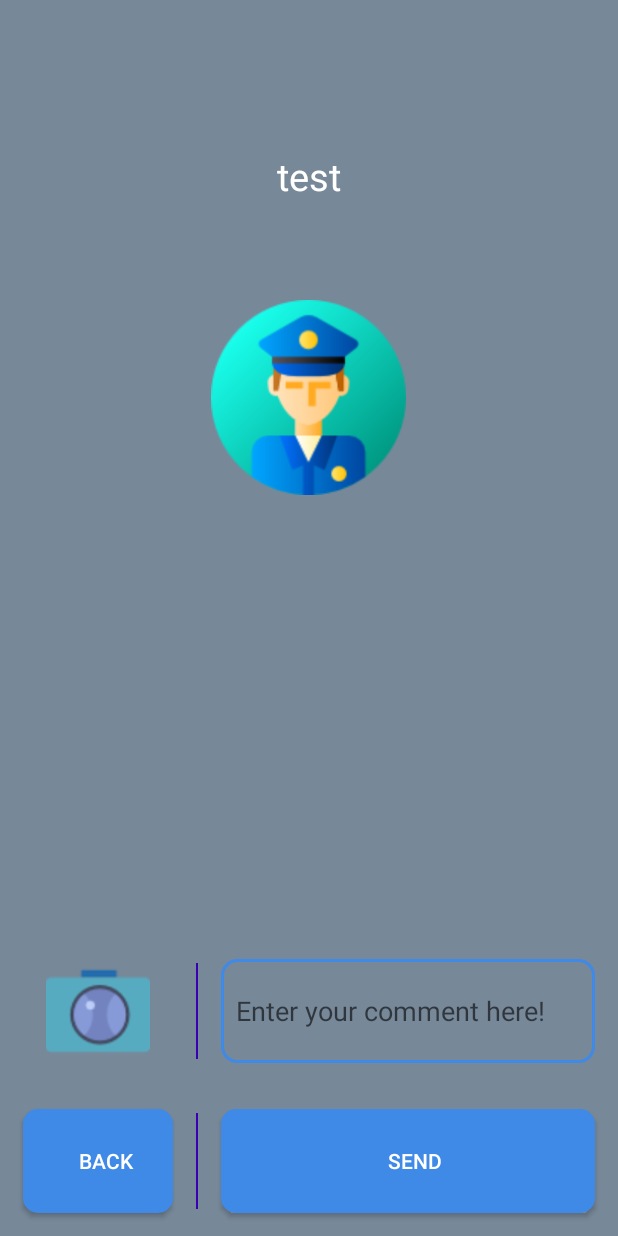
After one commit to pandalv9999/Matrix, an Android app: the layout report_event_spec.xml on its own in the app's theme, with its tools: preview values and no code run, on a phone screen of 412 x 824 dp. The commit adds this screen. Run offline under Robolectric (Android 15) with nearby library versions, the phone set to English and light mode, and no system bars.

Commit message:
add report view

```diff
--- a/app/src/main/java/com/laioffer/matrix/ReportRecyclerViewAdapter.java
+++ b/app/src/main/java/com/laioffer/matrix/ReportRecyclerViewAdapter.java
@@ -18,6 +18,8 @@ public class ReportRecyclerViewAdapter extends RecyclerView.Adapter<RecyclerView
     private LayoutInflater mInflater;
 
     private OnClickListener mClickListener;
+
+
 
     public interface OnClickListener{
         public void setItem(String item);
--- a/app/src/main/res/layout/dialog.xml
+++ b/app/src/main/res/layout/dialog.xml
@@ -13,6 +13,7 @@
         android:layout_height="match_parent"
         android:id="@+id/viewSwitcher">
         <include layout="@layout/report_event_type"/>
+        <include layout="@layout/report_event_spec"/>
     </ViewSwitcher>
 
 </LinearLayout>
--- /dev/null
+++ b/app/src/main/res/layout/report_event_spec.xml
@@ -0,0 +1,96 @@
+<?xml version="1.0" encoding="utf-8"?>
+<RelativeLayout
+    xmlns:android="http://schemas.android.com/apk/res/android"
+    android:orientation="vertical"
+    android:layout_width="match_parent"
+    android:layout_height="match_parent"
+    android:id="@+id/event_spec_layout_id"
+    android:background="@color/colorDark">
+
+    <TextView
+        android:textColor="#FFFFFF"
+        android:textSize="25sp"
+        android:layout_marginTop="100dp"
+        android:layout_centerHorizontal="true"
+        android:layout_height="wrap_content"
+        android:layout_width="wrap_content"
+        android:id="@+id/event_type"
+        android:text="test" />
+    <ImageView
+        android:id="@+id/event_type_img"
+        android:layout_width="130dp"
+        android:layout_height="130dp"
+        android:layout_marginTop="200dp"
+        android:layout_centerHorizontal="true"
+        android:src="@drawable/policeman" />
+
+
+    <LinearLayout
+        android:layout_above="@+id/event_send"
+        android:layout_width="match_parent"
+        android:orientation="horizontal"
+        android:layout_height="100dp"
+        >
+        <ImageView
+            android:id="@+id/event_camera_img"
+            android:layout_width="100dp"
+            android:layout_gravity="center"
+            android:layout_height="match_parent"
+            android:layout_margin="15dp"
+            android:src="@drawable/camera" />
+        <View
+            android:layout_height="match_parent"
+            android:layout_width="1dp"
+            android:layout_marginTop="18dp"
+            android:layout_marginBottom="18dp"
+            android:background="@color/colorPrimaryDark"
+            />
+        <EditText
+            android:id="@+id/event_comment"
+            android:layout_width="match_parent"
+            android:layout_height="match_parent"
+            android:background="@drawable/border"
+            android:layout_margin="15dp"
+            android:paddingLeft="10dp"
+            android:textColor="#FFFFFF"
+            android:hint="Enter your comment here!" >
+
+        </EditText>
+    </LinearLayout>
+
+    <LinearLayout
+        android:layout_alignParentBottom="true"
+        android:layout_width="match_parent"
+        android:orientation="horizontal"
+        android:id="@+id/event_send"
+        android:layout_height="100dp"
+        >
+        <Button
+            android:id="@+id/event_back_button"
+            android:layout_width="100dp"
+            android:layout_height="match_parent"
+            android:background="@drawable/login_buttons"
+            android:layout_margin="15dp"
+            android:text="Back"
+            android:textColor="#FFFFFF"
+            android:paddingLeft="10dp"
+            >
+        </Button>
+        <View
+            android:layout_height="match_parent"
+            android:layout_width="1dp"
+            android:layout_marginTop="18dp"
+            android:layout_marginBottom="18dp"
+            android:background="@color/colorPrimaryDark"
+            />
+        <Button
+            android:id="@+id/event_send_button"
+            android:layout_width="match_parent"
+            android:layout_height="match_parent"
+            android:background="@drawable/login_buttons"
+            android:layout_margin="15dp"
+            android:text="Send"
+            android:textColor="#FFFFFF"
+            android:paddingLeft="10dp"/>
+    </LinearLayout>
+</RelativeLayout>
```
Also changed, not shown: app/src/main/java/com/laioffer/matrix/Config.java (+16 -0 lines), app/src/main/java/com/laioffer/matrix/MainFragment.java (+52 -0 lines), app/src/main/java/com/laioffer/matrix/ReportDialog.java (+52 -1 lines), app/src/main/java/com/laioffer/matrix/TrafficEvent.java (added, +104 -0 lines), app/src/main/res/drawable/textinputborder.xml (added, +8 -0 lines), app/src/main/res/layout/fragment_main.xml (+15 -1 lines).
